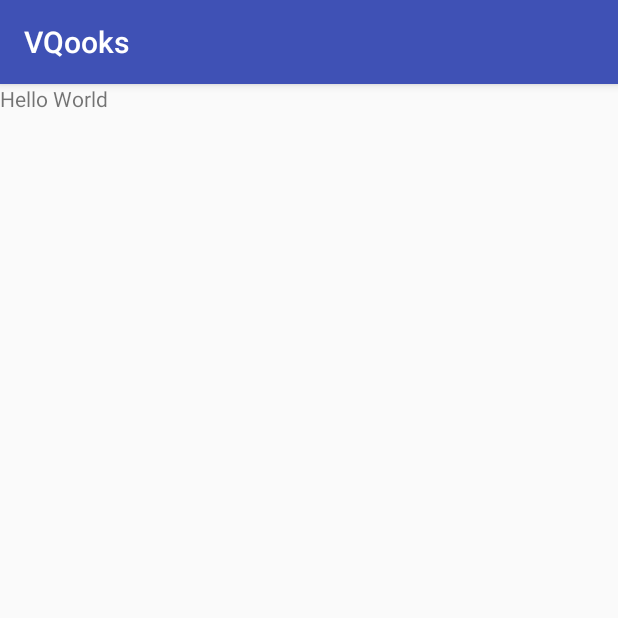
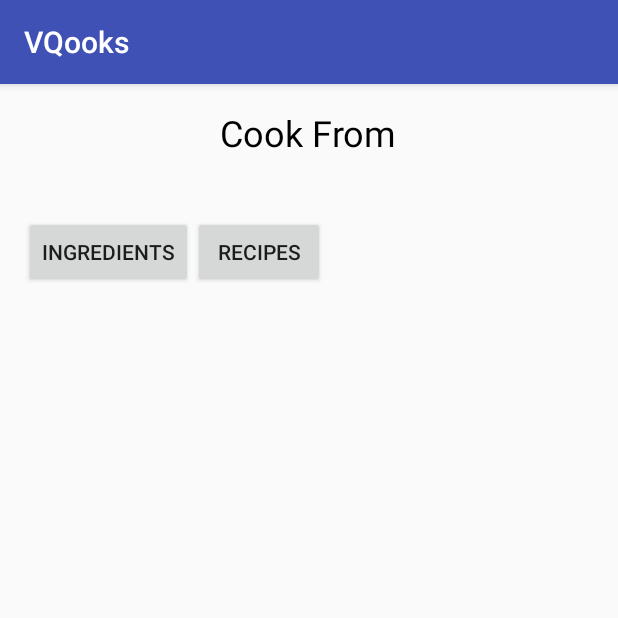
Before and after one commit to qle007/VQooks, an Android app: the screen it shows after launch (MainActivity), on a phone screen of 412 x 824 dp, the top half of it. Run offline under Robolectric (Android 15) with nearby library versions, the phone set to English and light mode, and no system bars.

Commit message:
added 2 buttons in main activity

```diff
--- a/app/src/main/res/layout/activity_main.xml
+++ b/app/src/main/res/layout/activity_main.xml
@@ -3,10 +3,45 @@
     xmlns:tools="http://schemas.android.com/tools"
     android:layout_width="match_parent"
     android:layout_height="match_parent"
-    tools:context="com.vq.vqooks.MainActivity">
+    tools:context="com.vq.vqooks.MainActivity"
+    android:padding="16dp"
+    >
 
 <TextView
     android:layout_width="wrap_content"
     android:layout_height="wrap_content"
-    android:text="Hello World"/>
+    android:text="Cook From"
+    android:textSize="24dp"
+    android:textColor="#000000"
+    android:layout_centerHorizontal="true"
+
+    />
+    <LinearLayout
+        android:layout_width="match_parent"
+        android:layout_height="match_parent"
+        android:orientation="horizontal"
+        >
+    <LinearLayout
+        android:layout_width="match_parent"
+        android:layout_height="match_parent"
+        android:layout_marginTop="72dp"
+        android:layout_centerHorizontal="true"
+        >
+    <Button
+        android:id="@+id/ingredients"
+        android:layout_width="wrap_content"
+        android:layout_height="wrap_content"
+        android:text="Ingredients"
+
+        />
+
+    <Button
+        android:id="@+id/recipes"
+        android:layout_width="wrap_content"
+        android:layout_height="wrap_content"
+        android:text="Recipes"
+        android:layout_toRightOf="@id/ingredients"
+        />
+    </LinearLayout>
+    </LinearLayout>
 </RelativeLayout>
```
